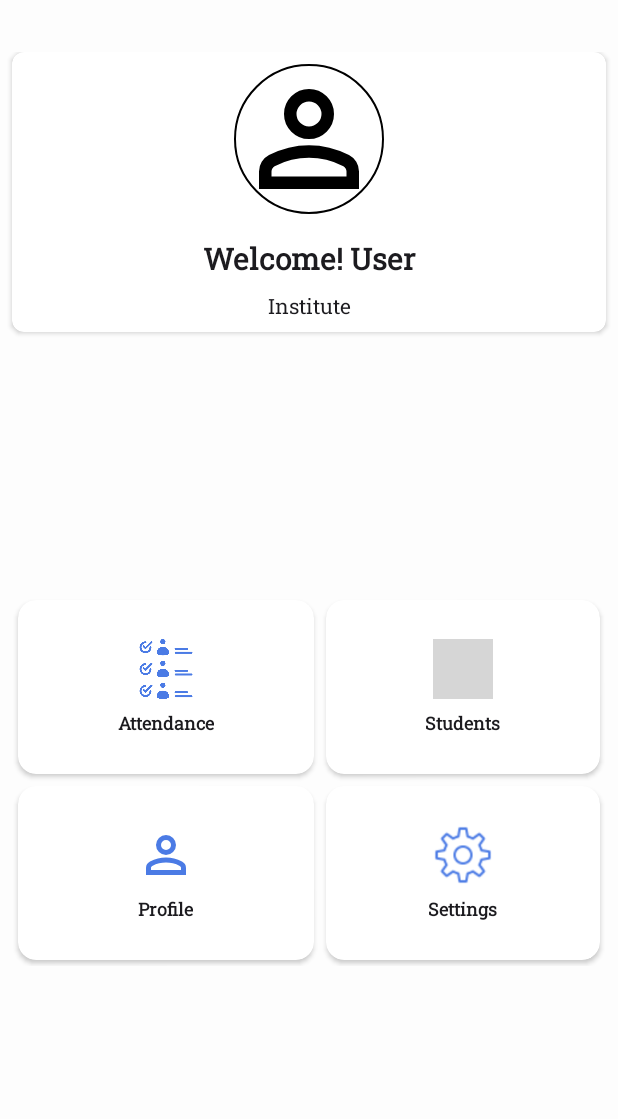
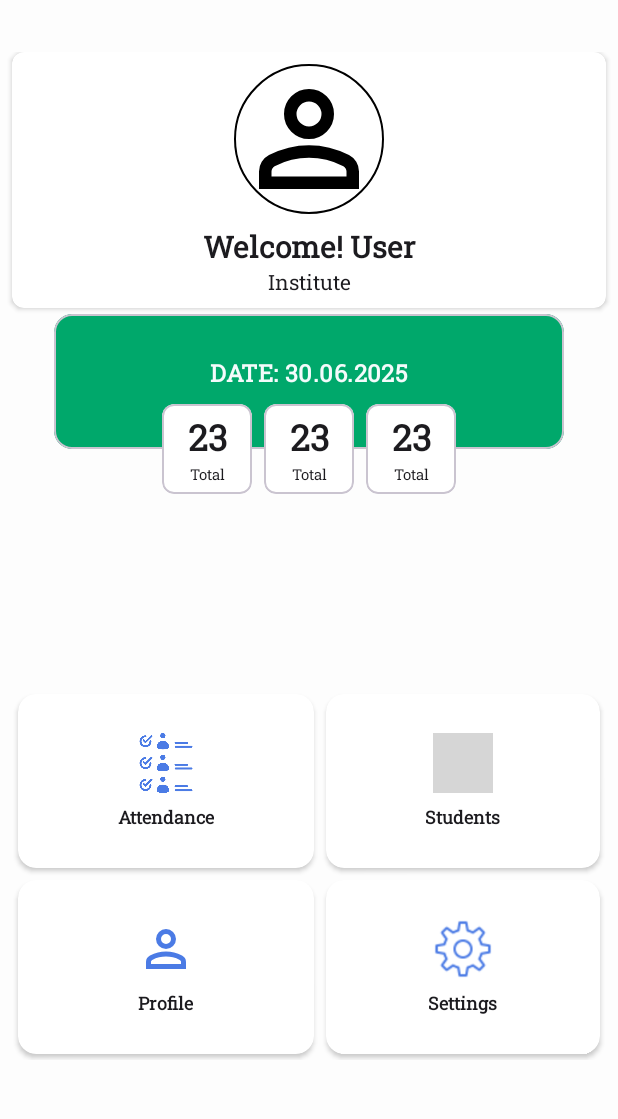
Before and after one commit to Aliimran2/Roll-Call, an Android app: the screen it shows after launch (MainActivity), on a phone screen of 412 x 824 dp, the part 110-1229 px from its top. Run offline under Robolectric (Android 15) with nearby library versions, the light colour scheme and no system bars; our stand-ins replace CircleImageView, Dagger/Hilt's generated code, Room's generated code, navigation-ui; grey boxes are pictures that could not be loaded.

Commit message:
Dashboard layout included today attendance

```diff
--- a/app/src/main/res/layout/fragment_dashboard.xml
+++ b/app/src/main/res/layout/fragment_dashboard.xml
@@ -1,11 +1,13 @@
 <?xml version="1.0" encoding="utf-8"?>
 <androidx.constraintlayout.widget.ConstraintLayout xmlns:android="http://schemas.android.com/apk/res/android"
     xmlns:app="http://schemas.android.com/apk/res-auto"
+    xmlns:tools="http://schemas.android.com/tools"
     android:layout_width="match_parent"
     android:layout_height="match_parent"
     android:gravity="center"
     android:paddingVertical="12dp"
     android:orientation="vertical">
+
 
     <include
         android:id="@+id/top_layout"
@@ -14,18 +16,40 @@
         android:layout_width="match_parent"
         android:layout_height="wrap_content"/>
 
+    <GridLayout
+        android:id="@+id/dashboard_card_info"
+        android:layout_width="match_parent"
+        android:layout_height="wrap_content"
+        android:columnCount="2"
+        android:paddingHorizontal="32dp"
+        android:useDefaultMargins="true"
+        app:layout_constraintEnd_toEndOf="parent"
+        app:layout_constraintStart_toStartOf="parent"
+        app:layout_constraintTop_toBottomOf="@id/top_layout">
+
+        <include
+            android:id="@+id/info_card"
+            layout="@layout/item_info_card"
+            android:layout_width="wrap_content"
+            android:layout_height="wrap_content"
+            android:layout_columnWeight="1" />
+
+
+    </GridLayout>
+
 
     <GridLayout
         android:id="@+id/dashboard_card"
         android:layout_width="match_parent"
         android:layout_height="wrap_content"
-        android:layout_marginTop="80dp"
+        android:layout_marginBottom="32dp"
         android:columnCount="2"
+
         android:paddingHorizontal="8dp"
         android:useDefaultMargins="true"
         app:layout_constraintBottom_toBottomOf="parent"
-        app:layout_constraintEnd_toEndOf="parent"
-        app:layout_constraintTop_toBottomOf="@id/top_layout">
+        app:layout_constraintEnd_toEndOf="parent">
+
 
         <include
             android:id="@+id/attendance_card"
--- /dev/null
+++ b/app/src/main/res/layout/item_info_card.xml
@@ -0,0 +1,89 @@
+<?xml version="1.0" encoding="utf-8"?>
+<androidx.constraintlayout.widget.ConstraintLayout xmlns:android="http://schemas.android.com/apk/res/android"
+    xmlns:app="http://schemas.android.com/apk/res-auto"
+    xmlns:tools="http://schemas.android.com/tools"
+    android:layout_width="match_parent"
+    android:layout_height="wrap_content"
+    android:layout_marginHorizontal="24dp"
+    android:layout_marginVertical="8dp"
+    app:cardCornerRadius="12dp">
+
+
+    <com.google.android.material.card.MaterialCardView
+        android:id="@+id/linearLayout6"
+        android:layout_width="match_parent"
+        android:layout_height="wrap_content"
+        android:gravity="center_horizontal"
+        android:orientation="horizontal"
+        android:elevation="8dp"
+        app:cardBackgroundColor="@color/secondary"
+        app:layout_constraintEnd_toEndOf="parent"
+        app:layout_constraintStart_toStartOf="parent"
+        app:layout_constraintTop_toTopOf="parent">
+
+        <LinearLayout
+
+            android:layout_width="match_parent"
+            android:layout_height="wrap_content"
+            android:gravity="center_horizontal"
+            android:orientation="horizontal"
+            android:paddingTop="28dp"
+            android:paddingBottom="40dp">
+
+            <TextView
+                style="@style/MediumTextAppearance"
+                android:layout_width="wrap_content"
+                android:layout_height="wrap_content"
+                android:text="Date: "
+                android:textColor="@color/white_two"
+                android:textStyle="bold" />
+
+            <TextView
+                android:id="@+id/tv_date"
+                style="@style/MediumTextAppearance"
+                android:textColor="@color/white_two"
+                android:layout_width="wrap_content"
+                android:layout_height="wrap_content"
+                android:text="30.06.2025" />
+
+        </LinearLayout>
+
+    </com.google.android.material.card.MaterialCardView>
+
+
+    <LinearLayout
+        android:id="@+id/linearLayout5"
+        android:layout_width="match_parent"
+        android:layout_height="wrap_content"
+        android:gravity="center"
+        app:layout_constraintBottom_toBottomOf="@+id/linearLayout6"
+        app:layout_constraintEnd_toEndOf="parent"
+        app:layout_constraintStart_toStartOf="parent"
+        app:layout_constraintTop_toBottomOf="@+id/linearLayout6">
+
+        <include
+            android:id="@+id/db_total_card"
+            layout="@layout/item_count"
+            android:layout_width="wrap_content"
+            android:layout_height="wrap_content"
+            android:layout_marginEnd="8dp" />
+
+        <include
+            android:id="@+id/db_present_card"
+            layout="@layout/item_count"
+            android:layout_width="wrap_content"
+            android:layout_height="wrap_content"
+            android:layout_marginEnd="8dp" />
+
+        <include
+            android:id="@+id/db_absent_card"
+            layout="@layout/item_count"
+            android:layout_width="wrap_content"
+            android:layout_height="wrap_content" />
+
+
+
+    </LinearLayout>
+
+
+</androidx.constraintlayout.widget.ConstraintLayout>
--- a/app/src/main/res/layout/profile_layout.xml
+++ b/app/src/main/res/layout/profile_layout.xml
@@ -4,7 +4,6 @@
     android:layout_width="match_parent"
     android:layout_height="wrap_content"
     android:elevation="4dp"
-    android:layout_margin="16dp"
     app:cardCornerRadius="8dp">
 
     <androidx.constraintlayout.widget.ConstraintLayout
@@ -27,7 +26,7 @@
             android:id="@+id/tv_title"
             android:layout_width="wrap_content"
             android:layout_height="wrap_content"
-            android:layout_marginTop="16dp"
+            android:layout_marginTop="8dp"
             android:text="Welcome! User"
             android:textSize="20sp"
             android:textStyle="bold"
@@ -39,7 +38,6 @@
             android:id="@+id/tv_subtitle"
             android:layout_width="wrap_content"
             android:layout_height="wrap_content"
-            android:layout_marginTop="8dp"
             android:layout_marginBottom="8dp"
             android:text="Institute"
             app:layout_constraintBottom_toBottomOf="parent"
```
